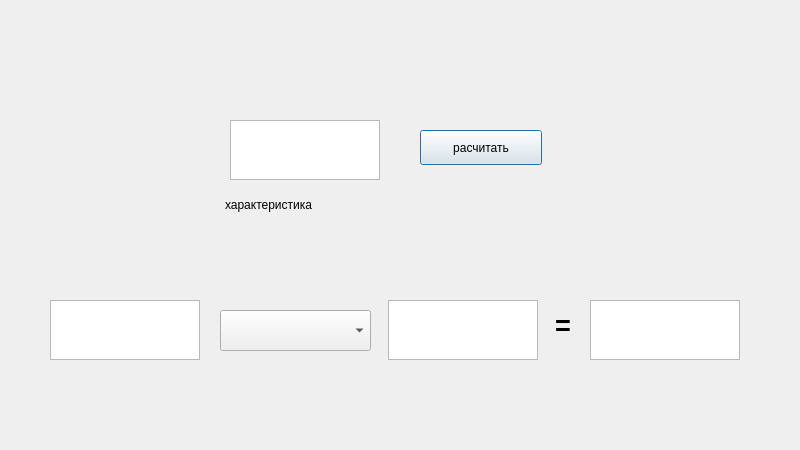
Before: the Qt Designer form actionSimple.ui in Smaug-DS/galois_field, drawn with Qt 5.
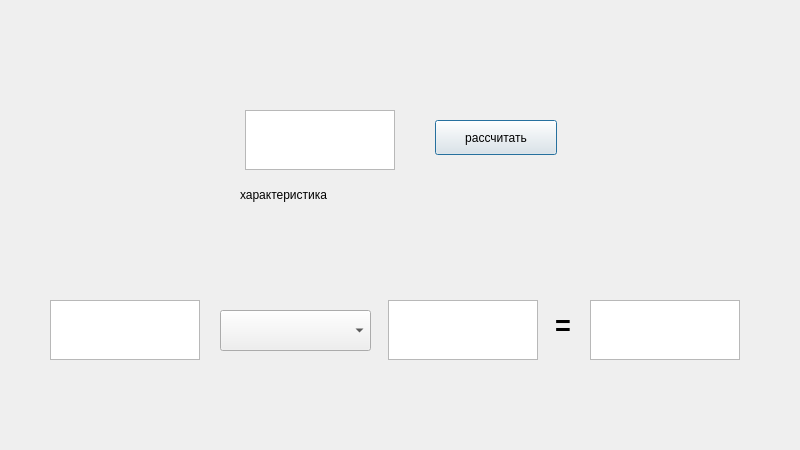
After: the same form once the commit is applied.

What changed in the file:
```diff
--- a/actionSimple.ui
+++ b/actionSimple.ui
@@ -16,8 +16,8 @@
   <widget class="QTextEdit" name="textEdit_1">
    <property name="geometry">
     <rect>
-     <x>230</x>
-     <y>120</y>
+     <x>245</x>
+     <y>110</y>
      <width>150</width>
      <height>60</height>
     </rect>
@@ -46,14 +46,14 @@
   <widget class="QPushButton" name="pushButton">
    <property name="geometry">
     <rect>
-     <x>420</x>
-     <y>130</y>
+     <x>435</x>
+     <y>120</y>
      <width>122</width>
      <height>35</height>
     </rect>
    </property>
    <property name="text">
-    <string>расчитать</string>
+    <string>рассчитать</string>
    </property>
   </widget>
   <widget class="QTextEdit" name="textEdit_4">
@@ -102,8 +102,8 @@
   <widget class="QLabel" name="label_2">
    <property name="geometry">
     <rect>
-     <x>225</x>
-     <y>190</y>
+     <x>240</x>
+     <y>180</y>
      <width>160</width>
      <height>30</height>
     </rect>
```
